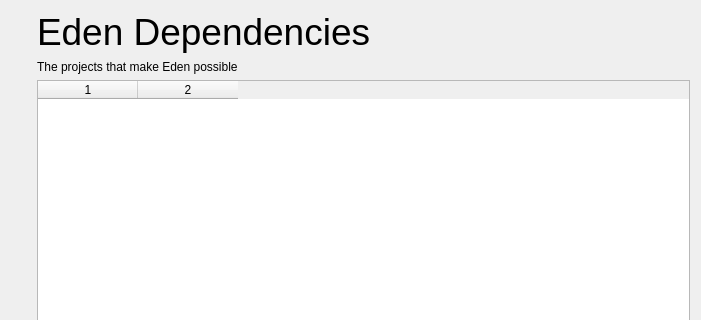
ddddng/Lichii, file src/yuzu/deps_dialog.ui: the form before one commit; both pictures show x 0 to 701 and y 0 to 320 of the 701 by 500 pixel window.
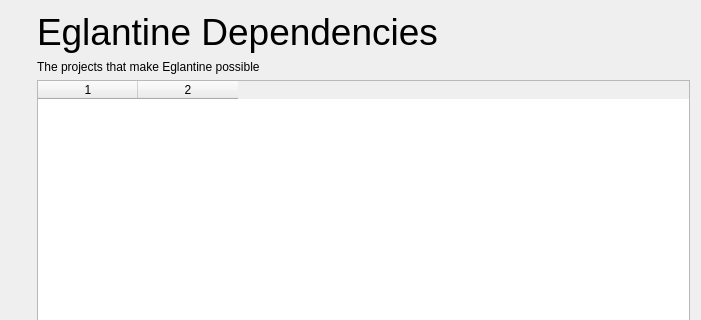
The form after the commit. Icons and pictures are not drawn.

The edit to the form file:
```diff
--- a/src/yuzu/deps_dialog.ui
+++ b/src/yuzu/deps_dialog.ui
@@ -69,7 +69,7 @@
           </sizepolicy>
          </property>
          <property name="text">
-          <string>&lt;html&gt;&lt;head/&gt;&lt;body&gt;&lt;p&gt;&lt;span style=&quot; font-size:28pt;&quot;&gt;Eden Dependencies&lt;/span&gt;&lt;/p&gt;&lt;/body&gt;&lt;/html&gt;</string>
+          <string>&lt;html&gt;&lt;head/&gt;&lt;body&gt;&lt;p&gt;&lt;span style=&quot; font-size:28pt;&quot;&gt;Eglantine Dependencies&lt;/span&gt;&lt;/p&gt;&lt;/body&gt;&lt;/html&gt;</string>
          </property>
         </widget>
        </item>
@@ -82,7 +82,7 @@
           </sizepolicy>
          </property>
          <property name="text">
-          <string>&lt;html&gt;&lt;head/&gt;&lt;body&gt;&lt;p&gt;The projects that make Eden possible&lt;/p&gt;&lt;/body&gt;&lt;/html&gt;</string>
+        <string>&lt;html&gt;&lt;head/&gt;&lt;body&gt;&lt;p&gt;The projects that make Eglantine possible&lt;/p&gt;&lt;/body&gt;&lt;/html&gt;</string>
          </property>
         </widget>
        </item>
```
Left out of the diff: 4 changed lines with no effect on the pictures.
